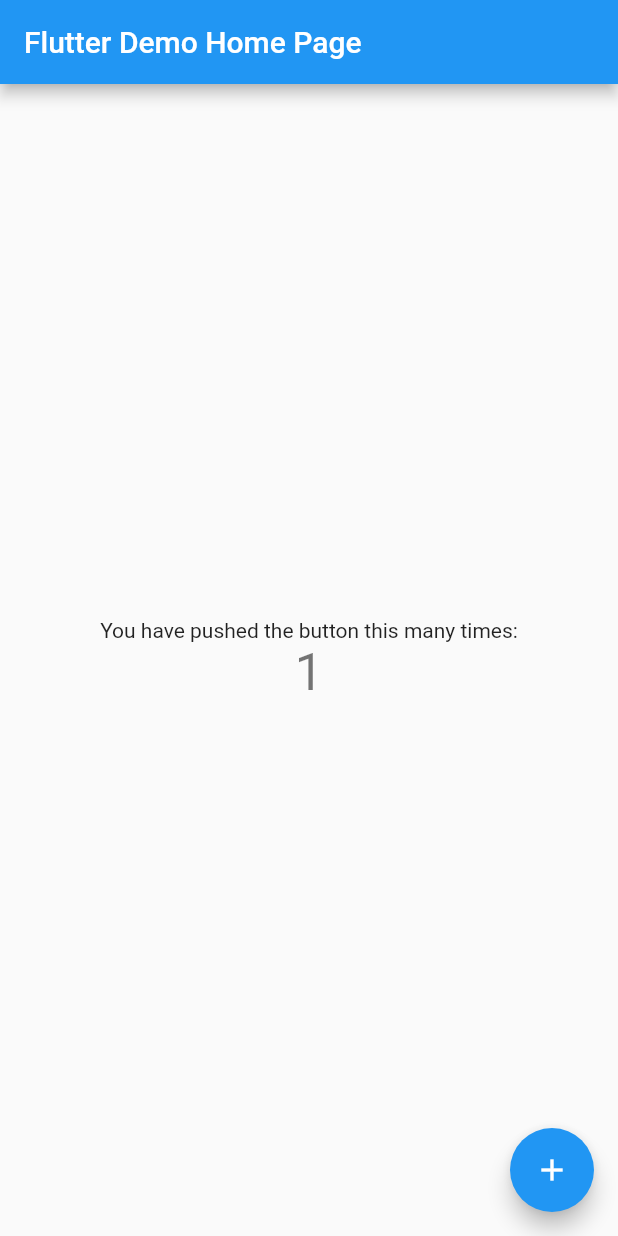
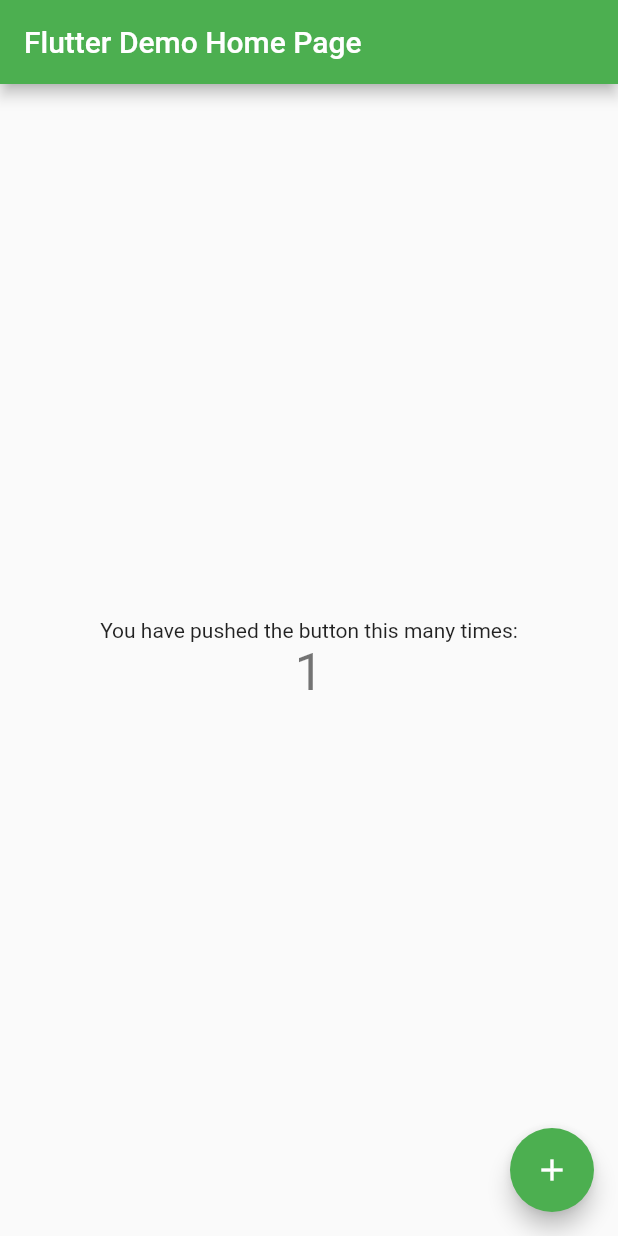
Before and after one commit to MRamzi10050/midterm_project, a Flutter app: the screen it shows after launch, after a tap on the "add" icon, on a phone screen of 412 x 824 dp. Run offline on Flutter 3.47's test engine with Material 2 defaults, Android fonts, the phone set to English and light mode, and no system bars.

```diff
--- a/lib/main.dart
+++ b/lib/main.dart
@@ -2,6 +2,8 @@ import 'package:flutter/material.dart';
 
 void main() {
   runApp(const MyApp());
+
+  print("object");
 }
 
 class MyApp extends StatelessWidget {
@@ -13,16 +15,7 @@ class MyApp extends StatelessWidget {
     return MaterialApp(
       title: 'Flutter Demo',
       theme: ThemeData(
-        // This is the theme of your application.
-        //
-        // Try running your application with "flutter run". You'll see the
-        // application has a blue toolbar. Then, without quitting the app, try
-        // changing the primarySwatch below to Colors.green and then invoke
-        // "hot reload" (press "r" in the console where you ran "flutter run",
-        // or simply save your changes to "hot reload" in a Flutter IDE).
-        // Notice that the counter didn't reset back to zero; the application
-        // is not restarted.
-        primarySwatch: Colors.blue,
+        primarySwatch: Colors.green,
       ),
       home: const MyHomePage(title: 'Flutter Demo Home Page'),
     );
```
